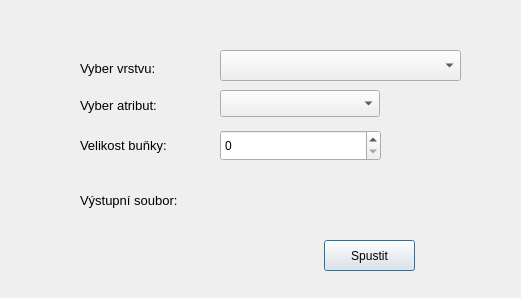
This is jaster_polluted_source_preparation.ui in ruz76/qgis_opensymos_3 as Qt 5 draws it before an edit. The edited form follows.
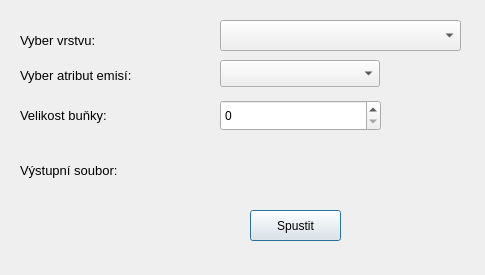
This is the edited form. Custom widgets are drawn as their Qt base class.

Diff of the .ui file:
```diff
--- a/jaster_polluted_source_preparation.ui
+++ b/jaster_polluted_source_preparation.ui
@@ -6,8 +6,8 @@
    <rect>
     <x>0</x>
     <y>0</y>
-    <width>521</width>
-    <height>298</height>
+    <width>485</width>
+    <height>275</height>
    </rect>
   </property>
   <property name="windowTitle">
@@ -17,7 +17,7 @@
    <property name="geometry">
     <rect>
      <x>220</x>
-     <y>50</y>
+     <y>20</y>
      <width>241</width>
      <height>31</height>
     </rect>
@@ -26,10 +26,10 @@
   <widget class="QLabel" name="label">
    <property name="geometry">
     <rect>
-     <x>80</x>
-     <y>60</y>
-     <width>121</width>
-     <height>16</height>
+     <x>20</x>
+     <y>30</y>
+     <width>151</width>
+     <height>20</height>
     </rect>
    </property>
    <property name="font">
@@ -48,7 +48,7 @@
    <property name="geometry">
     <rect>
      <x>220</x>
-     <y>90</y>
+     <y>60</y>
      <width>160</width>
      <height>27</height>
     </rect>
@@ -57,9 +57,9 @@
   <widget class="QLabel" name="label_2">
    <property name="geometry">
     <rect>
-     <x>80</x>
-     <y>90</y>
-     <width>91</width>
+     <x>20</x>
+     <y>60</y>
+     <width>161</width>
      <height>31</height>
     </rect>
    </property>
@@ -69,14 +69,14 @@
     </font>
    </property>
    <property name="text">
-    <string>Vyber atribut:</string>
+    <string>Vyber atribut emisí:</string>
    </property>
   </widget>
   <widget class="QgsFileWidget" name="FileOutput">
    <property name="geometry">
     <rect>
      <x>220</x>
-     <y>180</y>
+     <y>150</y>
      <width>191</width>
      <height>41</height>
     </rect>
@@ -85,9 +85,9 @@
   <widget class="QLabel" name="label_3">
    <property name="geometry">
     <rect>
-     <x>80</x>
-     <y>180</y>
-     <width>111</width>
+     <x>20</x>
+     <y>150</y>
+     <width>141</width>
      <height>41</height>
     </rect>
    </property>
@@ -103,9 +103,9 @@
   <widget class="QLabel" name="label_4">
    <property name="geometry">
     <rect>
-     <x>80</x>
-     <y>130</y>
-     <width>101</width>
+     <x>20</x>
+     <y>100</y>
+     <width>131</width>
      <height>31</height>
     </rect>
    </property>
@@ -122,7 +122,7 @@
    <property name="geometry">
     <rect>
      <x>220</x>
-     <y>130</y>
+     <y>100</y>
      <width>161</width>
      <height>31</height>
     </rect>
@@ -134,8 +134,8 @@
   <widget class="QPushButton" name="pushButton">
    <property name="geometry">
     <rect>
-     <x>324</x>
-     <y>240</y>
+     <x>250</x>
+     <y>210</y>
      <width>91</width>
      <height>31</height>
     </rect>
```
